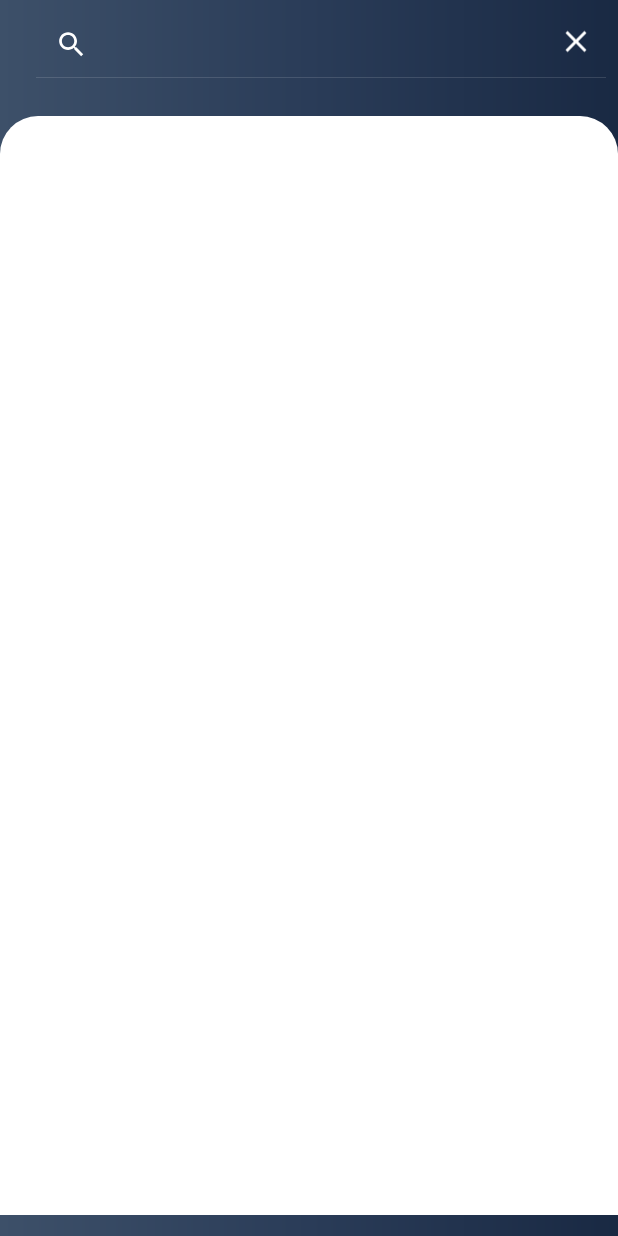
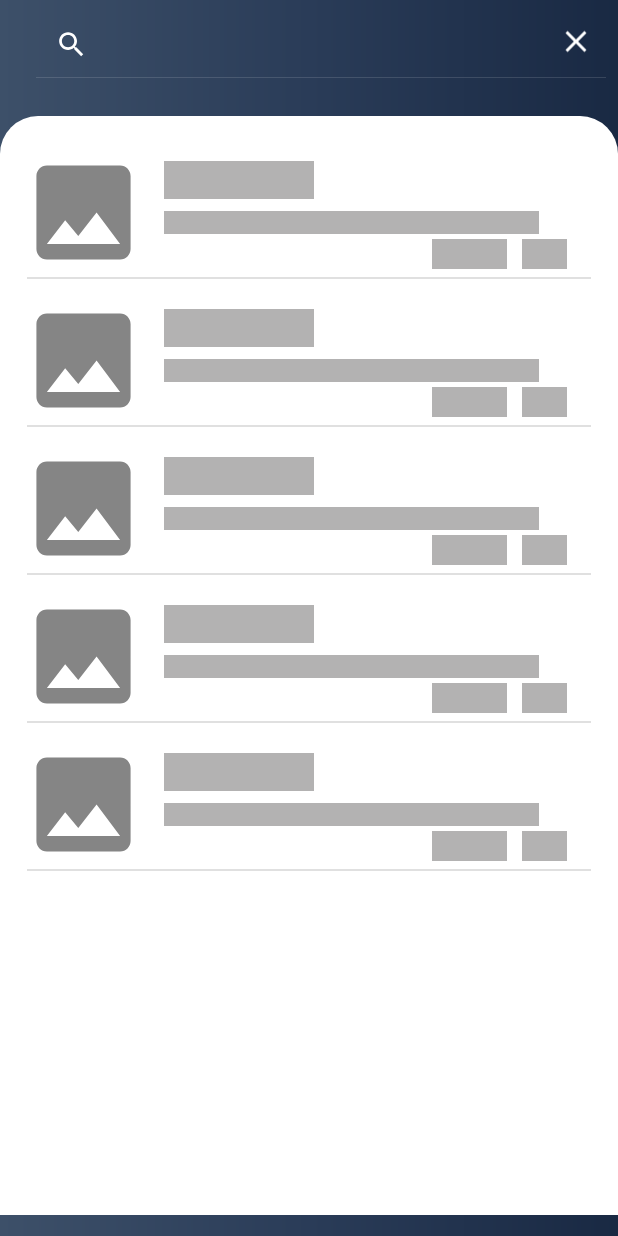
Before and after one commit to ChanakaDushmantha/Online-Shop, an Android app: the List screen opened directly, with no data from a screen before it, after a tap on "Search", on a phone screen of 412 x 824 dp. Run offline under Robolectric (Android 15) with nearby library versions, the phone set to English and light mode, and no system bars; our stand-ins replace Shimmer, Volley; libraries missing offline, so code that uses them is left out: com.androidnetworking; network calls fail; 1 statement that could not run was skipped.

Commit message:
Add FB shimmer effect

```diff
--- a/app/build.gradle
+++ b/app/build.gradle
@@ -48,4 +48,6 @@ dependencies {
     implementation 'com.squareup.picasso:picasso:2.71828'
     //number picker
     implementation 'com.github.travijuu:numberpicker:1.0.7'
+    //facebook shimmer effect
+    implementation 'com.facebook.shimmer:shimmer:0.5.0'
 }
--- a/app/src/main/java/lk/chanaka/dushmantha/groceryonline/ItemQuntity/QuantityActivity.java
+++ b/app/src/main/java/lk/chanaka/dushmantha/groceryonline/ItemQuntity/QuantityActivity.java
@@ -53,6 +53,7 @@ public class QuantityActivity extends AppCompatActivity {
         totalTV = findViewById(R.id.total);
         typeQty = findViewById(R.id.typetxt);
         myAddress = findViewById(R.id.radio2);
+        numberPicker = findViewById(R.id.number_picker);
 
         SetToolbar();
         setItem();
@@ -142,7 +143,7 @@ public class QuantityActivity extends AppCompatActivity {
         totalTV.setText(t);
 
         if(txtquantityType.equals("piece")){
-            numberPicker = findViewById(R.id.number_picker);
+
             numberPicker.setVisibility(View.VISIBLE);
             numberPicker.setMax(Integer.parseInt(txtquantity));
             numberPicker.setMin(1);
--- a/app/src/main/java/lk/chanaka/dushmantha/groceryonline/Items/Adapter.java
+++ b/app/src/main/java/lk/chanaka/dushmantha/groceryonline/Items/Adapter.java
@@ -129,7 +129,7 @@ class Adapter extends RecyclerView.Adapter<Adapter.ViewHolder> implements Filter
                     int position = getAdapterPosition();
                     String id = groceryItems.get(position).getId();
 
-                    Toast.makeText(v.getContext(), "Do Something With this Click" + id, Toast.LENGTH_SHORT).show();
+                    //Toast.makeText(v.getContext(), "Do Something With this Click" + id, Toast.LENGTH_SHORT).show();
                     Intent intent = new Intent(inflater.getContext(), Item.class);
                     intent.putExtra("ID", id);
                     inflater.getContext().startActivity(intent);
--- a/app/src/main/java/lk/chanaka/dushmantha/groceryonline/Items/List.java
+++ b/app/src/main/java/lk/chanaka/dushmantha/groceryonline/Items/List.java
@@ -8,6 +8,7 @@ import androidx.recyclerview.widget.LinearLayoutManager;
 import androidx.recyclerview.widget.RecyclerView;
 
 import android.os.Bundle;
+import android.text.Layout;
 import android.view.Menu;
 import android.view.MenuItem;
 import android.view.View;
@@ -42,6 +43,7 @@ public class List extends AppCompatActivity {
     private String token;
     lk.chanaka.dushmantha.groceryonline.Items.Adapter adapter;
     Toolbar toolbar;
+    View shimmerItem;
 
     @Override
     protected void onCreate(Bundle savedInstanceState) {
@@ -59,6 +61,7 @@ public class List extends AppCompatActivity {
 
         recyclerView = findViewById(R.id.itemList2);
         toolbar = findViewById(R.id.toolbar);
+        shimmerItem = findViewById(R.id.shimmerItem);
 
         this.setSupportActionBar(toolbar);
         this.getSupportActionBar().setTitle("");
@@ -82,7 +85,7 @@ public class List extends AppCompatActivity {
                                 //Toast.makeText(List.this, "list Success!", Toast.LENGTH_SHORT).show();
 
                                 setAdaptor(data);
-
+                                shimmerItem.setVisibility(View.GONE);
                             }
                         }
                         catch (JSONException e) {
--- a/app/src/main/java/lk/chanaka/dushmantha/groceryonline/LoginActivity.java
+++ b/app/src/main/java/lk/chanaka/dushmantha/groceryonline/LoginActivity.java
@@ -90,10 +90,11 @@ public class LoginActivity extends AppCompatActivity {
                             JSONObject data = jsonObject.getJSONObject("data");
                             String token = data.getString("token");
                             String myName = data.getString("name");
+                            String myAddress = data.getString("address");
 
                             if(success.equals("true")){
                                 Toast.makeText(LoginActivity.this, "Login Success!", Toast.LENGTH_SHORT).show();
-                                sessionManager.createSession(myName, email, "myaddress", token);
+                                sessionManager.createSession(myName, email, myAddress, token);
                                 Intent intent = new Intent(LoginActivity.this, Shops.class);
                                 startActivity(intent);
                                 finish();
--- a/app/src/main/res/drawable-anydpi/ic_action_image.xml
+++ b/app/src/main/res/drawable-anydpi/ic_action_image.xml
@@ -3,8 +3,8 @@
     android:height="24dp"
     android:viewportWidth="21.6"
     android:viewportHeight="21.6"
-    android:tint="#262A31"
-    android:alpha="0.8">
+    android:tint="#333333"
+    android:alpha="0.6">
   <group android:translateX="-1.2"
       android:translateY="-1.2">
       <path
--- a/app/src/main/res/drawable/item_bg.xml
+++ /dev/null
@@ -1,11 +0,0 @@
-<?xml version="1.0" encoding="utf-8"?>
-<shape xmlns:android="http://schemas.android.com/apk/res/android" android:shape="rectangle">
-    <solid android:color="#9ADAE6DA"/>
-    <corners
-        android:topLeftRadius="0dp"
-        android:topRightRadius="25dp"
-        android:bottomLeftRadius="0dp"
-        android:bottomRightRadius="0dp"
-
-        />
-</shape>
--- a/app/src/main/res/layout/activity_list.xml
+++ b/app/src/main/res/layout/activity_list.xml
@@ -31,12 +31,17 @@
         </androidx.appcompat.widget.Toolbar>
     </LinearLayout>
 
+
     <LinearLayout
         android:layout_weight="8"
         android:layout_width="match_parent"
         android:padding="10dp"
         android:background="@drawable/list_bg"
         android:layout_height="0dp">
+
+        <include android:id="@+id/shimmerItem"
+        layout="@layout/custom_item_shimmer" />
+
         <androidx.recyclerview.widget.RecyclerView
             android:id="@+id/itemList2"
             android:layout_width="match_parent"
--- /dev/null
+++ b/app/src/main/res/layout/custom_item_shimmer.xml
@@ -0,0 +1,402 @@
+<?xml version="1.0" encoding="utf-8"?>
+<LinearLayout xmlns:app="http://schemas.android.com/apk/res-auto"
+    android:layout_height="wrap_content"
+    android:layout_width="match_parent"
+    xmlns:android="http://schemas.android.com/apk/res/android"
+    android:orientation="vertical"
+    android:layout_marginLeft="8dp"
+    android:layout_marginRight="8dp"
+    android:layout_marginTop="10dp"
+    android:layout_marginBottom="50dp">
+
+    <com.facebook.shimmer.ShimmerFrameLayout
+        android:layout_width="match_parent"
+        android:layout_height="match_parent">
+        <androidx.constraintlayout.widget.ConstraintLayout
+            android:layout_width="match_parent"
+            android:layout_height="wrap_content"
+            android:paddingBottom="10dp">
+
+            <ImageView
+                android:id="@+id/coverImage"
+                android:layout_width="75dp"
+                android:layout_height="75dp"
+                app:layout_constraintBottom_toBottomOf="parent"
+                app:layout_constraintEnd_toEndOf="parent"
+                app:layout_constraintHorizontal_bias="0.0"
+                app:layout_constraintStart_toStartOf="parent"
+                app:layout_constraintTop_toTopOf="parent"
+                app:srcCompat="@drawable/ic_action_image" />
+
+            <View
+                android:id="@+id/itemTitle1"
+                android:layout_width="100dp"
+                android:layout_height="25dp"
+                android:layout_marginStart="16dp"
+                android:layout_marginTop="10dp"
+                android:background="@color/shimmerBackground"
+                android:textSize="18sp"
+                android:textStyle="bold"
+                app:layout_constraintEnd_toEndOf="parent"
+                app:layout_constraintHorizontal_bias="0.0"
+                app:layout_constraintStart_toEndOf="@+id/coverImage"
+                app:layout_constraintTop_toTopOf="parent"/>
+
+            <View
+                android:id="@+id/itemDec"
+                android:layout_width="250dp"
+                android:layout_height="15dp"
+                android:layout_marginStart="16dp"
+                android:layout_marginTop="8dp"
+                app:layout_constraintEnd_toEndOf="parent"
+                app:layout_constraintHorizontal_bias="0.0"
+                android:background="@color/shimmerBackground"
+                app:layout_constraintStart_toEndOf="@+id/coverImage"
+                app:layout_constraintTop_toBottomOf="@+id/itemTitle1" />
+
+            <View
+                android:id="@+id/price"
+                android:layout_width="30dp"
+                android:layout_height="20dp"
+                android:layout_marginEnd="16dp"
+                android:background="@color/shimmerBackground"
+                android:layout_marginBottom="5dp"
+                android:text="price"
+                app:layout_constraintBottom_toTopOf="@+id/divider2"
+                app:layout_constraintEnd_toEndOf="parent" />
+
+            <View
+                android:id="@+id/discount"
+                android:layout_width="50dp"
+                android:layout_height="20dp"
+                android:layout_marginEnd="10dp"
+                android:background="@color/shimmerBackground"
+                app:layout_constraintBottom_toBottomOf="@+id/price"
+                app:layout_constraintEnd_toStartOf="@+id/price" />
+
+            <View
+                android:id="@+id/divider2"
+                android:layout_width="409dp"
+                android:layout_height="1dp"
+                android:layout_marginTop="5dp"
+                android:background="?android:attr/listDivider"
+                app:layout_constraintEnd_toEndOf="parent"
+                app:layout_constraintStart_toStartOf="parent"
+                app:layout_constraintTop_toBottomOf="@+id/coverImage" />
+
+        </androidx.constraintlayout.widget.ConstraintLayout>
+
+    </com.facebook.shimmer.ShimmerFrameLayout>
+    <com.facebook.shimmer.ShimmerFrameLayout
+        android:layout_width="match_parent"
+        android:layout_height="match_parent">
+        <androidx.constraintlayout.widget.ConstraintLayout
+            android:layout_width="match_parent"
+            android:layout_height="wrap_content"
+            android:paddingBottom="10dp">
+
+            <ImageView
+                android:id="@+id/coverImage"
+                android:layout_width="75dp"
+                android:layout_height="75dp"
+                app:layout_constraintBottom_toBottomOf="parent"
+                app:layout_constraintEnd_toEndOf="parent"
+                app:layout_constraintHorizontal_bias="0.0"
+                app:layout_constraintStart_toStartOf="parent"
+                app:layout_constraintTop_toTopOf="parent"
+                app:srcCompat="@drawable/ic_action_image" />
+
+            <View
+                android:id="@+id/itemTitle1"
+                android:layout_width="100dp"
+                android:layout_height="25dp"
+                android:layout_marginStart="16dp"
+                android:layout_marginTop="10dp"
+                android:background="@color/shimmerBackground"
+                android:textSize="18sp"
+                android:textStyle="bold"
+                app:layout_constraintEnd_toEndOf="parent"
+                app:layout_constraintHorizontal_bias="0.0"
+                app:layout_constraintStart_toEndOf="@+id/coverImage"
+                app:layout_constraintTop_toTopOf="parent"/>
+
+            <View
+                android:id="@+id/itemDec"
+                android:layout_width="250dp"
+                android:layout_height="15dp"
+                android:layout_marginStart="16dp"
+                android:layout_marginTop="8dp"
+                app:layout_constraintEnd_toEndOf="parent"
+                app:layout_constraintHorizontal_bias="0.0"
+                android:background="@color/shimmerBackground"
+                app:layout_constraintStart_toEndOf="@+id/coverImage"
+                app:layout_constraintTop_toBottomOf="@+id/itemTitle1" />
+
+            <View
+                android:id="@+id/price"
+                android:layout_width="30dp"
+                android:layout_height="20dp"
+                android:layout_marginEnd="16dp"
+                android:background="@color/shimmerBackground"
+                android:layout_marginBottom="5dp"
+                android:text="price"
+                app:layout_constraintBottom_toTopOf="@+id/divider2"
+                app:layout_constraintEnd_toEndOf="parent" />
+
+            <View
+                android:id="@+id/discount"
+                android:layout_width="50dp"
+                android:layout_height="20dp"
+                android:layout_marginEnd="10dp"
+                android:background="@color/shimmerBackground"
+                app:layout_constraintBottom_toBottomOf="@+id/price"
+                app:layout_constraintEnd_toStartOf="@+id/price" />
+
+            <View
+                android:id="@+id/divider2"
+                android:layout_width="409dp"
+                android:layout_height="1dp"
+                android:layout_marginTop="5dp"
+                android:background="?android:attr/listDivider"
+                app:layout_constraintEnd_toEndOf="parent"
+                app:layout_constraintStart_toStartOf="parent"
+                app:layout_constraintTop_toBottomOf="@+id/coverImage" />
+
+        </androidx.constraintlayout.widget.ConstraintLayout>
+
+    </com.facebook.shimmer.ShimmerFrameLayout>
+    <com.facebook.shimmer.ShimmerFrameLayout
+        android:layout_width="match_parent"
+        android:layout_height="match_parent">
+        <androidx.constraintlayout.widget.ConstraintLayout
+            android:layout_width="match_parent"
+            android:layout_height="wrap_content"
+            android:paddingBottom="10dp">
+
+            <ImageView
+                android:id="@+id/coverImage"
+                android:layout_width="75dp"
+                android:layout_height="75dp"
+                app:layout_constraintBottom_toBottomOf="parent"
+                app:layout_constraintEnd_toEndOf="parent"
+                app:layout_constraintHorizontal_bias="0.0"
+                app:layout_constraintStart_toStartOf="parent"
+                app:layout_constraintTop_toTopOf="parent"
+                app:srcCompat="@drawable/ic_action_image" />
+
+            <View
+                android:id="@+id/itemTitle1"
+                android:layout_width="100dp"
+                android:layout_height="25dp"
+                android:layout_marginStart="16dp"
+                android:layout_marginTop="10dp"
+                android:background="@color/shimmerBackground"
+                android:textSize="18sp"
+                android:textStyle="bold"
+                app:layout_constraintEnd_toEndOf="parent"
+                app:layout_constraintHorizontal_bias="0.0"
+                app:layout_constraintStart_toEndOf="@+id/coverImage"
+                app:layout_constraintTop_toTopOf="parent"/>
+
+            <View
+                android:id="@+id/itemDec"
+                android:layout_width="250dp"
+                android:layout_height="15dp"
+                android:layout_marginStart="16dp"
+                android:layout_marginTop="8dp"
+                app:layout_constraintEnd_toEndOf="parent"
+                app:layout_constraintHorizontal_bias="0.0"
+                android:background="@color/shimmerBackground"
+                app:layout_constraintStart_toEndOf="@+id/coverImage"
+                app:layout_constraintTop_toBottomOf="@+id/itemTitle1" />
+
+            <View
+                android:id="@+id/price"
+                android:layout_width="30dp"
+                android:layout_height="20dp"
+                android:layout_marginEnd="16dp"
+                android:background="@color/shimmerBackground"
+                android:layout_marginBottom="5dp"
+                android:text="price"
+                app:layout_constraintBottom_toTopOf="@+id/divider2"
+                app:layout_constraintEnd_toEndOf="parent" />
+
+            <View
+                android:id="@+id/discount"
+                android:layout_width="50dp"
+                android:layout_height="20dp"
+                android:layout_marginEnd="10dp"
+                android:background="@color/shimmerBackground"
+                app:layout_constraintBottom_toBottomOf="@+id/price"
+                app:layout_constraintEnd_toStartOf="@+id/price" />
+
+            <View
+                android:id="@+id/divider2"
+                android:layout_width="409dp"
+                android:layout_height="1dp"
+                android:layout_marginTop="5dp"
+                android:background="?android:attr/listDivider"
+                app:layout_constraintEnd_toEndOf="parent"
+                app:layout_constraintStart_toStartOf="parent"
+                app:layout_constraintTop_toBottomOf="@+id/coverImage" />
+
+        </androidx.constraintlayout.widget.ConstraintLayout>
+
+    </com.facebook.shimmer.ShimmerFrameLayout>
+    <com.facebook.shimmer.ShimmerFrameLayout
+        android:layout_width="match_parent"
+        android:layout_height="match_parent">
+        <androidx.constraintlayout.widget.ConstraintLayout
+            android:layout_width="match_parent"
+            android:layout_height="wrap_content"
+            android:paddingBottom="10dp">
+
+            <ImageView
+                android:id="@+id/coverImage"
+                android:layout_width="75dp"
+                android:layout_height="75dp"
+                app:layout_constraintBottom_toBottomOf="parent"
+                app:layout_constraintEnd_toEndOf="parent"
+                app:layout_constraintHorizontal_bias="0.0"
+                app:layout_constraintStart_toStartOf="parent"
+                app:layout_constraintTop_toTopOf="parent"
+                app:srcCompat="@drawable/ic_action_image" />
+
+            <View
+                android:id="@+id/itemTitle1"
+                android:layout_width="100dp"
+                android:layout_height="25dp"
+                android:layout_marginStart="16dp"
+                android:layout_marginTop="10dp"
+                android:background="@color/shimmerBackground"
+                android:textSize="18sp"
+                android:textStyle="bold"
+                app:layout_constraintEnd_toEndOf="parent"
+                app:layout_constraintHorizontal_bias="0.0"
+                app:layout_constraintStart_toEndOf="@+id/coverImage"
+                app:layout_constraintTop_toTopOf="parent"/>
+
+            <View
+                android:id="@+id/itemDec"
+                android:layout_width="250dp"
+                android:layout_height="15dp"
+                android:layout_marginStart="16dp"
+                android:layout_marginTop="8dp"
+                app:layout_constraintEnd_toEndOf="parent"
+                app:layout_constraintHorizontal_bias="0.0"
+                android:background="@color/shimmerBackground"
+                app:layout_constraintStart_toEndOf="@+id/coverImage"
+                app:layout_constraintTop_toBottomOf="@+id/itemTitle1" />
+
+            <View
+                android:id="@+id/price"
+                android:layout_width="30dp"
+                android:layout_height="20dp"
+                android:layout_marginEnd="16dp"
+                android:background="@color/shimmerBackground"
+                android:layout_marginBottom="5dp"
+                android:text="price"
+                app:layout_constraintBottom_toTopOf="@+id/divider2"
+                app:layout_constraintEnd_toEndOf="parent" />
+
+            <View
+                android:id="@+id/discount"
+                android:layout_width="50dp"
+                android:layout_height="20dp"
+                android:layout_marginEnd="10dp"
+                android:background="@color/shimmerBackground"
+                app:layout_constraintBottom_toBottomOf="@+id/price"
+                app:layout_constraintEnd_toStartOf="@+id/price" />
+
+            <View
+                android:id="@+id/divider2"
+                android:layout_width="409dp"
+                android:layout_height="1dp"
+                android:layout_marginTop="5dp"
+                android:background="?android:attr/listDivider"
+                app:layout_constraintEnd_toEndOf="parent"
+                app:layout_constraintStart_toStartOf="parent"
+                app:layout_constraintTop_toBottomOf="@+id/coverImage" />
+
+        </androidx.constraintlayout.widget.ConstraintLayout>
+
+    </com.facebook.shimmer.ShimmerFrameLayout>
+    <com.facebook.shimmer.ShimmerFrameLayout
+        android:layout_width="match_parent"
+        android:layout_height="match_parent">
+        <androidx.constraintlayout.widget.ConstraintLayout
+            android:layout_width="match_parent"
+            android:layout_height="wrap_content"
+            android:paddingBottom="10dp">
+
+            <ImageView
+                android:id="@+id/coverImage"
+                android:layout_width="75dp"
+                android:layout_height="75dp"
+                app:layout_constraintBottom_toBottomOf="parent"
+                app:layout_constraintEnd_toEndOf="parent"
+                app:layout_constraintHorizontal_bias="0.0"
+                app:layout_constraintStart_toStartOf="parent"
+                app:layout_constraintTop_toTopOf="parent"
+                app:srcCompat="@drawable/ic_action_image" />
+
+            <View
+                android:id="@+id/itemTitle1"
+                android:layout_width="100dp"
+                android:layout_height="25dp"
+                android:layout_marginStart="16dp"
+                android:layout_marginTop="10dp"
+                android:background="@color/shimmerBackground"
+                android:textSize="18sp"
+                android:textStyle="bold"
+                app:layout_constraintEnd_toEndOf="parent"
+                app:layout_constraintHorizontal_bias="0.0"
+                app:layout_constraintStart_toEndOf="@+id/coverImage"
+                app:layout_constraintTop_toTopOf="parent"/>
+
+            <View
+                android:id="@+id/itemDec"
+                android:layout_width="250dp"
+                android:layout_height="15dp"
+                android:layout_marginStart="16dp"
+                android:layout_marginTop="8dp"
+                app:layout_constraintEnd_toEndOf="parent"
+                app:layout_constraintHorizontal_bias="0.0"
+                android:background="@color/shimmerBackground"
+                app:layout_constraintStart_toEndOf="@+id/coverImage"
+                app:layout_constraintTop_toBottomOf="@+id/itemTitle1" />
+
+            <View
+                android:id="@+id/price"
+                android:layout_width="30dp"
+                android:layout_height="20dp"
+                android:layout_marginEnd="16dp"
+                android:background="@color/shimmerBackground"
+                android:layout_marginBottom="5dp"
+                android:text="price"
+                app:layout_constraintBottom_toTopOf="@+id/divider2"
+                app:layout_constraintEnd_toEndOf="parent" />
+
+            <View
+                android:id="@+id/discount"
+                android:layout_width="50dp"
+                android:layout_height="20dp"
+                android:layout_marginEnd="10dp"
+                android:background="@color/shimmerBackground"
+                app:layout_constraintBottom_toBottomOf="@+id/price"
+                app:layout_constraintEnd_toStartOf="@+id/price" />
+
+            <View
+                android:id="@+id/divider2"
+                android:layout_width="409dp"
+                android:layout_height="1dp"
+                android:layout_marginTop="5dp"
+                android:background="?android:attr/listDivider"
+                app:layout_constraintEnd_toEndOf="parent"
+                app:layout_constraintStart_toStartOf="parent"
+                app:layout_constraintTop_toBottomOf="@+id/coverImage" />
+
+        </androidx.constraintlayout.widget.ConstraintLayout>
+
+    </com.facebook.shimmer.ShimmerFrameLayout>
+</LinearLayout>
--- a/app/src/main/res/values/colors.xml
+++ b/app/src/main/res/values/colors.xml
@@ -6,4 +6,5 @@
     <color name="colorWhite">#FFFFFF</color>
     <color name="colorPrimaryText">#1e1e1e</color>
     <color name="colorBackground">#F4F7F7</color>
+    <color name="shimmerBackground">#B3B2B2</color>
 </resources>
```
Also changed, not shown: app/src/main/res/drawable-hdpi/ic_action_image.png, app/src/main/res/drawable-mdpi/ic_action_image.png, app/src/main/res/drawable-xhdpi/ic_action_image.png, app/src/main/res/drawable-xxhdpi/ic_action_image.png.
